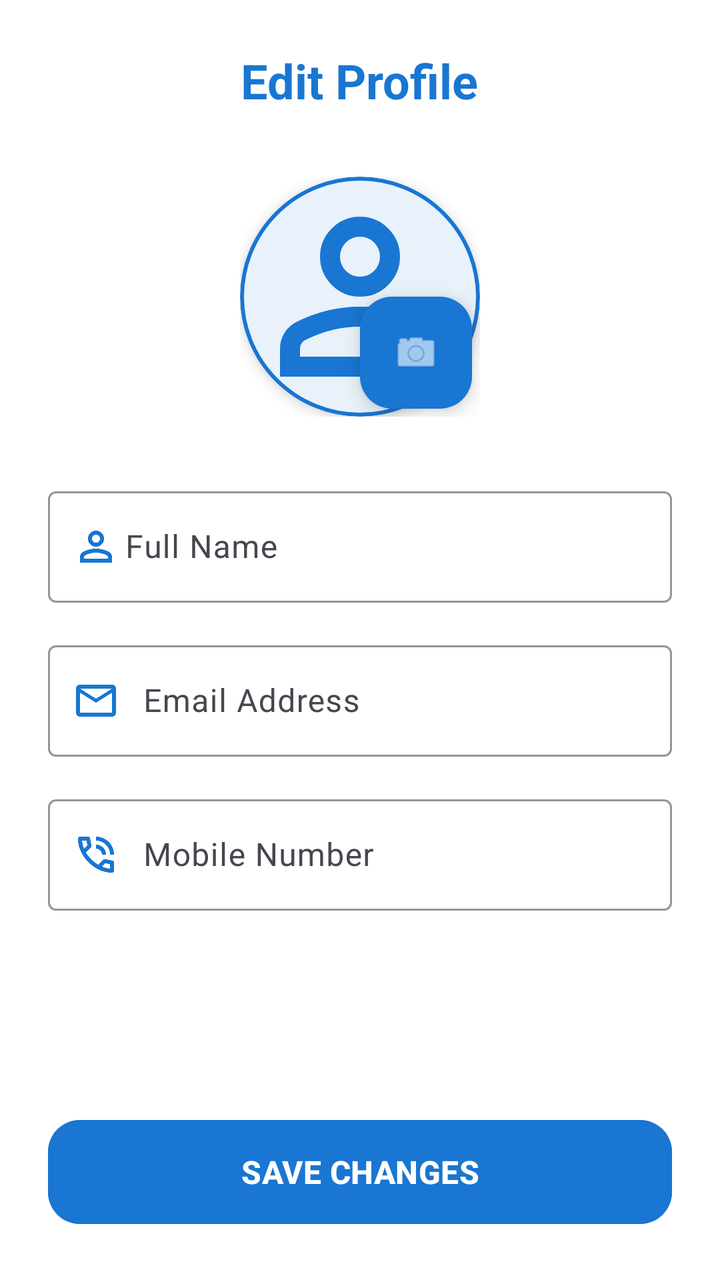
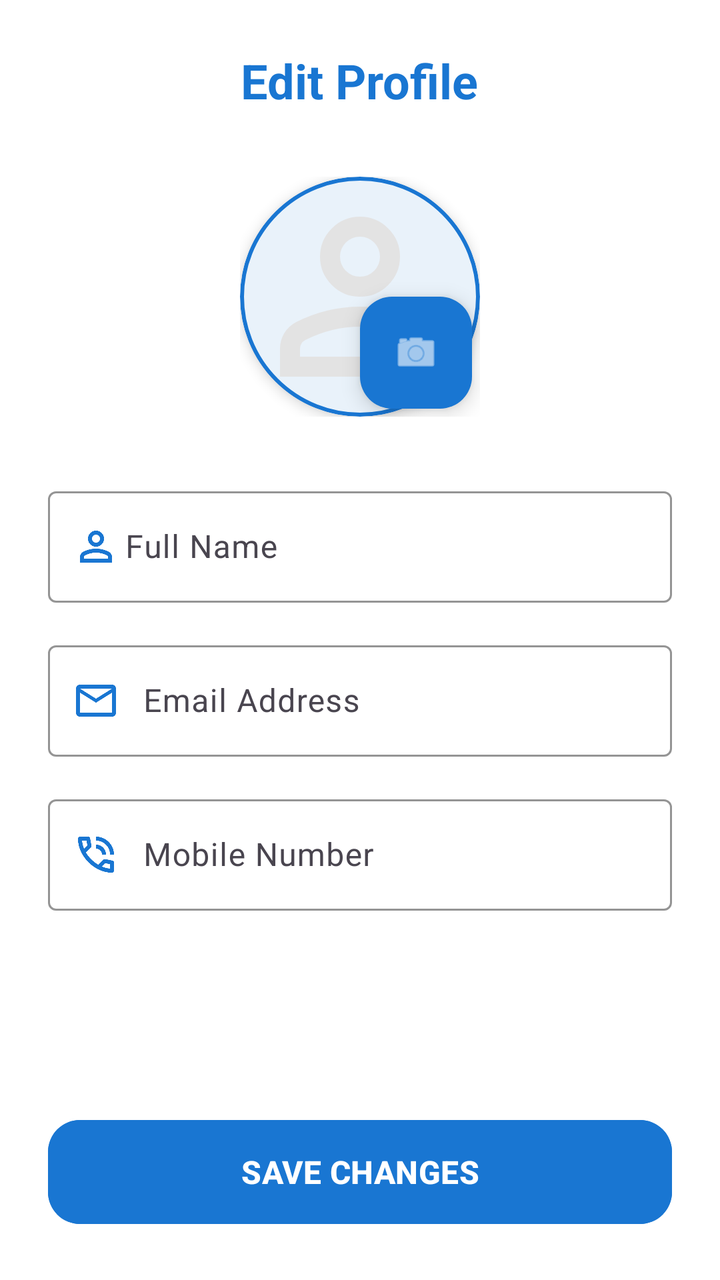

An Android layout rendered at two revisions. The XML below is the earlier revision; the diff shows what the commit changed to produce the second picture.
<!-- AndroidManifest.xml: application theme Theme.Urbanfix -->
<!-- res/layout/fragment_editprofile.xml -->
<?xml version="1.0" encoding="utf-8"?>
<ScrollView xmlns:android="http://schemas.android.com/apk/res/android"
    xmlns:app="http://schemas.android.com/apk/res-auto"
    xmlns:tools="http://schemas.android.com/tools"
    android:layout_width="match_parent"
    android:layout_height="match_parent"
    android:fillViewport="true"
    android:background="?android:attr/windowBackground">

    <LinearLayout
        android:layout_width="match_parent"
        android:layout_height="wrap_content"
        android:orientation="vertical"
        android:padding="24dp">

        <TextView
            android:layout_width="wrap_content"
            android:layout_height="wrap_content"
            android:text="Edit Profile"
            android:textSize="24sp"
            android:textColor="?attr/colorPrimary"
            android:textStyle="bold"
            android:layout_gravity="center"
            android:layout_marginBottom="32dp" />

        <androidx.constraintlayout.widget.ConstraintLayout
            android:layout_width="wrap_content"
            android:layout_height="wrap_content"
            android:layout_gravity="center"
            android:layout_marginBottom="32dp">

            <com.google.android.material.card.MaterialCardView
                android:id="@+id/cardProfileImage"
                android:layout_width="120dp"
                android:layout_height="120dp"
                app:cardCornerRadius="60dp"
                app:cardElevation="4dp"
                app:strokeColor="?attr/colorPrimary"
                app:strokeWidth="2dp"
                app:layout_constraintTop_toTopOf="parent"
                app:layout_constraintStart_toStartOf="parent"
                app:layout_constraintEnd_toEndOf="parent">

                <ImageView
                    android:id="@+id/ivProfilePicture"
                    android:layout_width="match_parent"
                    android:layout_height="match_parent"
                    android:scaleType="centerCrop"
                    android:src="@drawable/ic_person"
                    app:tint="?attr/colorPrimary"/> </com.google.android.material.card.MaterialCardView>

            <com.google.android.material.floatingactionbutton.FloatingActionButton
                android:id="@+id/btnEditImage"
                android:layout_width="wrap_content"
                android:layout_height="wrap_content"
                app:fabSize="mini"
                app:srcCompat="@android:drawable/ic_menu_camera"
                app:backgroundTint="?attr/colorPrimary"
                app:tint="@color/white"
                app:layout_constraintBottom_toBottomOf="@id/cardProfileImage"
                app:layout_constraintEnd_toEndOf="@id/cardProfileImage"
                android:layout_marginEnd="4dp"
                android:layout_marginBottom="4dp" />

        </androidx.constraintlayout.widget.ConstraintLayout>

        <com.google.android.material.textfield.TextInputLayout
            style="@style/Widget.Material3.TextInputLayout.OutlinedBox"
            android:layout_width="match_parent"
            android:layout_height="wrap_content"
            android:hint="     Full Name"
            app:startIconDrawable="@drawable/ic_person"
            app:startIconTint="?attr/colorPrimary"
            app:boxStrokeColor="?attr/colorPrimary"
            app:hintTextColor="?attr/colorPrimary">

            <com.google.android.material.textfield.TextInputEditText
                android:id="@+id/etEditName"
                android:layout_width="match_parent"
                android:layout_height="wrap_content"
                android:inputType="textPersonName"
                android:textColor="?attr/colorOnSurface" />
        </com.google.android.material.textfield.TextInputLayout>

        <com.google.android.material.textfield.TextInputLayout
            style="@style/Widget.Material3.TextInputLayout.OutlinedBox"
            android:layout_width="match_parent"
            android:layout_height="wrap_content"
            android:layout_marginTop="16dp"
            android:hint="       Email Address"
            app:startIconDrawable="@drawable/ic_mail"
            app:startIconTint="?attr/colorPrimary"
            app:boxStrokeColor="?attr/colorPrimary"
            app:hintTextColor="?attr/colorPrimary">

            <com.google.android.material.textfield.TextInputEditText
                android:id="@+id/etEditEmail"
                android:layout_width="match_parent"
                android:layout_height="wrap_content"
                android:inputType="textEmailAddress" />
        </com.google.android.material.textfield.TextInputLayout>

        <com.google.android.material.textfield.TextInputLayout
            style="@style/Widget.Material3.TextInputLayout.OutlinedBox"
            android:layout_width="match_parent"
            android:layout_height="wrap_content"
            android:layout_marginTop="16dp"
            android:hint="       Mobile Number"
            app:startIconDrawable="@drawable/ic_phone"
            app:startIconTint="?attr/colorPrimary"
            app:boxStrokeColor="?attr/colorPrimary"
            app:hintTextColor="?attr/colorPrimary">

            <com.google.android.material.textfield.TextInputEditText
                android:id="@+id/etEditMobile"
                android:layout_width="match_parent"
                android:layout_height="wrap_content"
                android:inputType="phone" />
        </com.google.android.material.textfield.TextInputLayout>

        <View
            android:layout_width="match_parent"
            android:layout_height="0dp"
            android:layout_weight="1" />

        <com.google.android.material.button.MaterialButton
            android:id="@+id/btnSaveProfile"
            android:layout_width="match_parent"
            android:layout_height="60dp"
            android:layout_marginTop="40dp"
            android:text="SAVE CHANGES"
            android:textSize="?android:attr/textSize"
            android:textStyle="bold"
            app:cornerRadius="16dp"
            android:backgroundTint="?attr/colorPrimary" />

    </LinearLayout>
</ScrollView>
<!-- resources referenced by this layout -->
<resources>
  <color name="white">#FFFFFFFF</color>
  <!-- drawable ic_mail (drawable) -->
  <vector xmlns:android="http://schemas.android.com/apk/res/android"
      android:width="24dp"
      android:height="24dp"
      android:viewportWidth="24"
      android:viewportHeight="24">
    <path
        android:pathData="M22,6c0,-1.1 -0.9,-2 -2,-2L4,4c-1.1,0 -2,0.9 -2,2v12c0,1.1 0.9,2 2,2h16c1.1,0 2,-0.9 2,-2L22,6zM20,6l-8,4.99L4,6h16zM20,18L4,18L4,8l8,5 8,-5v10z"
        android:fillColor="#e3e3e3"/>
  </vector>
  <!-- drawable ic_person (drawable) -->
  <vector xmlns:android="http://schemas.android.com/apk/res/android"
      android:width="24dp"
      android:height="24dp"
      android:viewportWidth="960"
      android:viewportHeight="960">
    <path
        android:pathData="M480,480q-66,0 -113,-47t-47,-113q0,-66 47,-113t113,-47q66,0 113,47t47,113q0,66 -47,113t-113,47ZM160,800v-112q0,-34 17.5,-62.5T224,582q62,-31 126,-46.5T480,520q66,0 130,15.5T736,582q29,15 46.5,43.5T800,688v112L160,800ZM240,720h480v-32q0,-11 -5.5,-20T700,654q-54,-27 -109,-40.5T480,600q-56,0 -111,13.5T260,654q-9,5 -14.5,14t-5.5,20v32ZM480,400q33,0 56.5,-23.5T560,320q0,-33 -23.5,-56.5T480,240q-33,0 -56.5,23.5T400,320q0,33 23.5,56.5T480,400ZM480,320ZM480,720Z"
        android:fillColor="#e3e3e3"/>
  </vector>
  <!-- drawable ic_phone (drawable) -->
  <vector xmlns:android="http://schemas.android.com/apk/res/android"
      android:width="24dp"
      android:height="24dp"
      android:viewportWidth="960"
      android:viewportHeight="960">
    <path
        android:pathData="M760,480q0,-117 -81.5,-198.5T480,200v-80q75,0 140.5,28.5t114,77q48.5,48.5 77,114T840,480h-80ZM600,480q0,-50 -35,-85t-85,-35v-80q83,0 141.5,58.5T680,480h-80ZM798,840q-125,0 -247,-54.5T329,631Q229,531 174.5,409T120,162q0,-18 12,-30t30,-12h162q14,0 25,9.5t13,22.5l26,140q2,16 -1,27t-11,19l-97,98q20,37 47.5,71.5T387,574q31,31 65,57.5t72,48.5l94,-94q9,-9 23.5,-13.5T670,570l138,28q14,4 23,14.5t9,23.5v162q0,18 -12,30t-30,12ZM241,360l66,-66 -17,-94h-89q5,41 14,81t26,79ZM599,718q39,17 79.5,27t81.5,13v-88l-94,-19 -67,67ZM241,360ZM599,718Z"
        android:fillColor="#e3e3e3"/>
  </vector>
  <style name="Theme.Urbanfix" parent="Base.Theme.Urbanfix" />
  <style name="Base.Theme.Urbanfix" parent="Theme.Material3.DayNight.NoActionBar">
          <item name="colorPrimary">#1976D2</item>
          <item name="colorOnPrimary">#FFFFFF</item>
          <item name="colorSecondary">#42A5F5</item>
          <item name="colorOnSecondary">#FFFFFF</item>
          <item name="android:statusBarColor">#1976D2</item>
          <item name="android:windowBackground">#FFFFFF</item>
          <item name="colorSurface">#FFFFFF</item>
          <item name="colorOnSurface">#212121</item>
          <item name="colorSurfaceVariant">#F5F5F5</item>
          <item name="android:textSize">16sp</item>
      </style>
</resources>

<!-- the commit's change to res/layout/fragment_editprofile.xml (unified diff, before → after) -->
@@ -47,7 +47,7 @@
                     android:layout_height="match_parent"
                     android:scaleType="centerCrop"
                     android:src="@drawable/ic_person"
-                    app:tint="?attr/colorPrimary"/> </com.google.android.material.card.MaterialCardView>
+                 /> </com.google.android.material.card.MaterialCardView>
 
             <com.google.android.material.floatingactionbutton.FloatingActionButton
                 android:id="@+id/btnEditImage"
